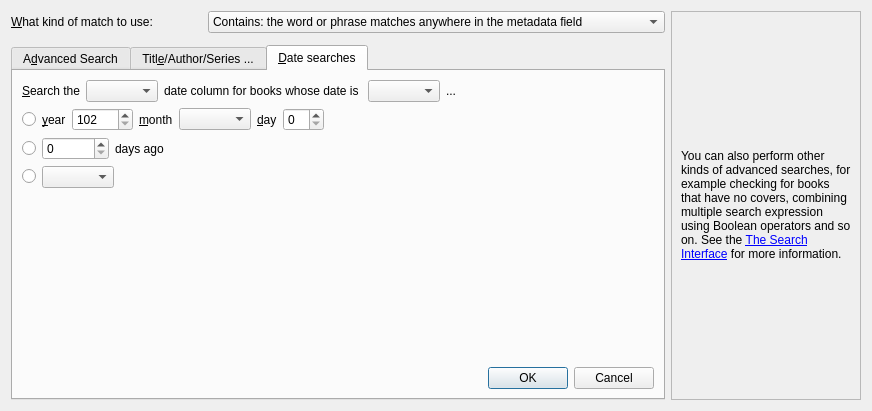
Before: the Qt Designer form src/calibre/gui2/dialogs/search.ui in kovidgoyal/calibre, drawn with Qt 5.
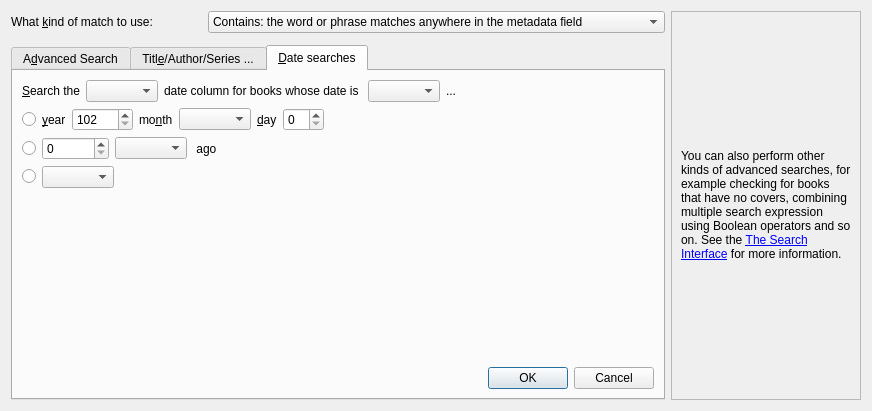
After: the same form once the commit is applied. The open tabs and pages were chosen to show the change. Icons and pictures are not drawn. Custom widgets are drawn as their Qt base class.

```diff
--- a/src/calibre/gui2/dialogs/search.ui
+++ b/src/calibre/gui2/dialogs/search.ui
@@ -52,7 +52,7 @@
    <item row="0" column="0">
     <widget class="QLabel" name="label_5">
      <property name="text">
-      <string>&amp;What kind of match to use:</string>
+      <string>What &amp;kind of match to use:</string>
      </property>
      <property name="buddy">
       <cstring>matchkind</cstring>
@@ -402,7 +402,7 @@
          <item>
           <widget class="QLabel" name="label_15">
            <property name="text">
-            <string>&amp;month</string>
+            <string>mo&amp;nth</string>
            </property>
            <property name="buddy">
             <cstring>date_month</cstring>
@@ -460,10 +460,13 @@
            </property>
           </widget>
          </item>
+         <item>
+          <widget class="QComboBox" name="date_ago_type"/>
+         </item>
          <item>
           <widget class="QLabel" name="label_18">
            <property name="text">
-            <string>days ago</string>
+            <string> ago</string>
            </property>
           </widget>
          </item>
```
Left out of the diff: 6 changed lines with no effect on the pictures.
